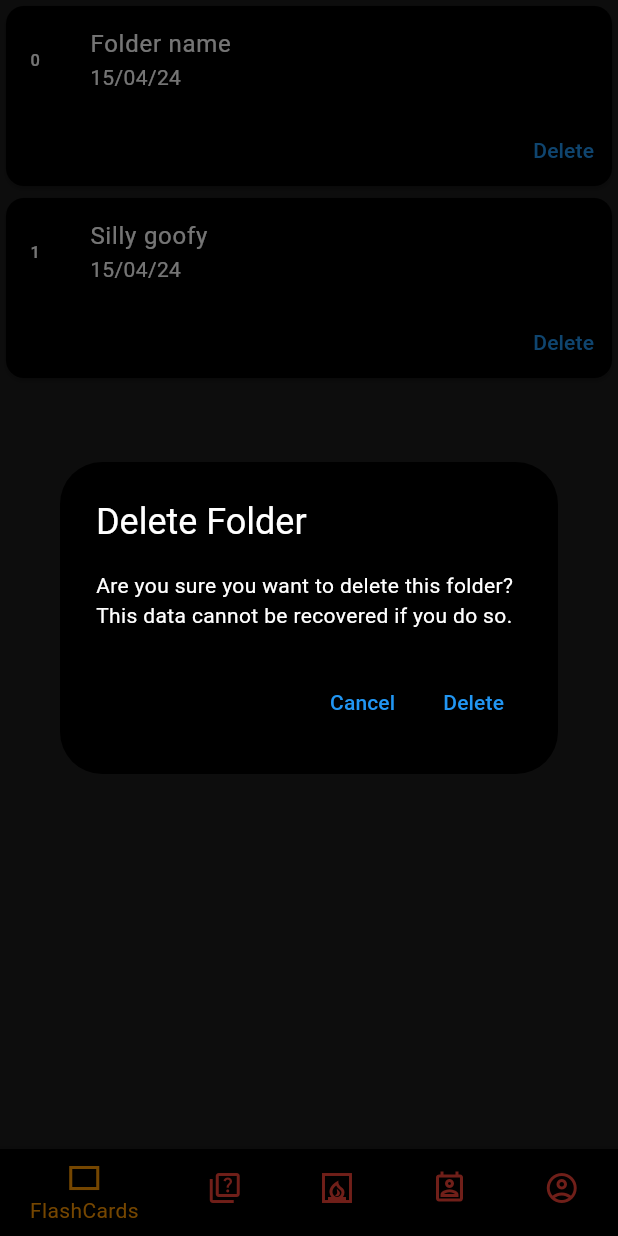
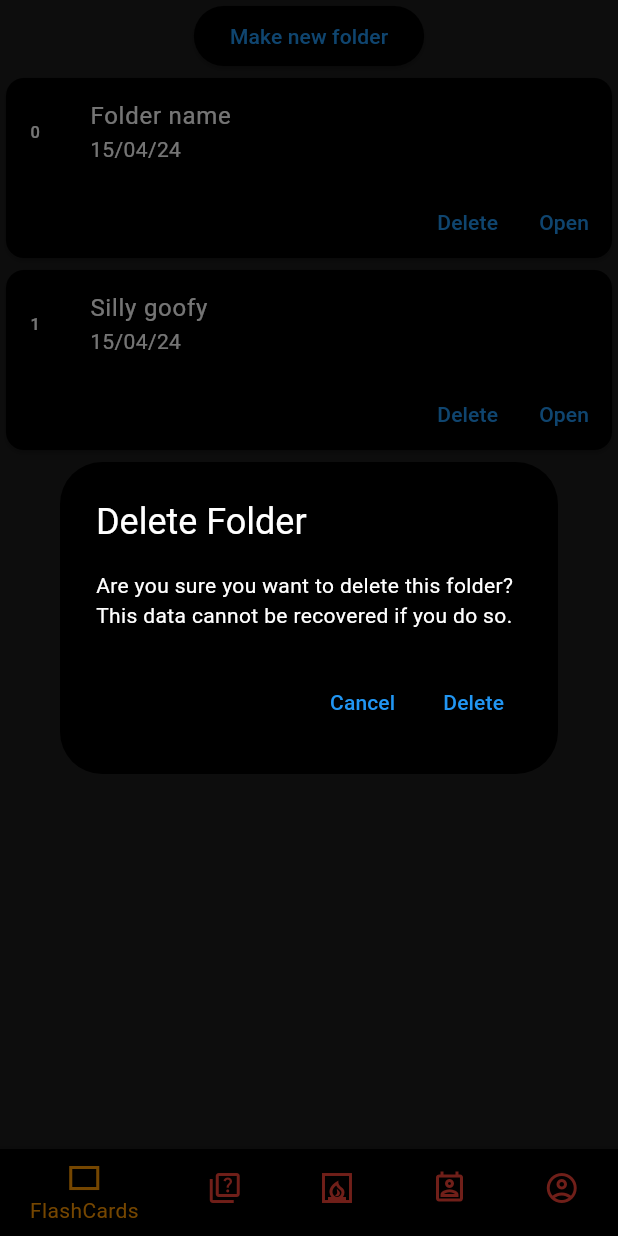
Before and after one commit to NeoFlutterDev/fire_time, a Flutter app: the screen it shows after launch, after a tap on "Delete", on a phone screen of 412 x 824 dp. Run offline on Flutter 3.47's test engine with Material 3 defaults, Android fonts, the light colour scheme and no system bars; our stand-ins replace hive, hive_flutter; accounts and stored records are empty.

Commit message:
git checkout

```diff
--- a/lib/flashcards.dart
+++ b/lib/flashcards.dart
@@ -1,14 +1,6 @@
 import 'package:fire_time/database.dart';
 import 'package:flutter/material.dart';
 import 'package:hive/hive.dart';
-
-class FlashCards extends StatefulWidget {
-  const FlashCards({super.key, required this.title});
-  final String title;
-
-  @override
-  State<FlashCards> createState() => _FlashCardsState();
-}
 
 folderList() {
   var folderCollection = [];
@@ -41,10 +33,21 @@ folderRemove(folderCollection, exclusion) {
   return updatedFolderCollection;
 }
 
+class FlashCards extends StatefulWidget {
+  const FlashCards({super.key, required this.title});
+  final String title;
+
+  @override
+  State<FlashCards> createState() => _FlashCardsState();
+}
+
 class _FlashCardsState extends State<FlashCards> {
+  var box = Hive.openBox("FlashCards");
   var folders = Hive.box("FlashCards");
   var folderCollection = folderList();
+
   @override
+
   Widget build(BuildContext context) {
     if (folders.length == 0) {
       return const Scaffold(
@@ -53,7 +56,58 @@ class _FlashCardsState extends State<FlashCards> {
         )
       );
     } else {
-      return ListView.builder(
+      return Scaffold(
+        body: Center(
+          child: Column(
+            children: <Widget> [
+              ElevatedButton(
+                onPressed:() => (
+                  showDialog(
+                    context: context,
+                    builder: (context) => AlertDialog(
+                      backgroundColor: Colors.black,
+                      title: const Text(
+                        'Folder creation',
+                        style: TextStyle(
+                          color: Colors.white
+                        )
+                      ),
+                      content:
+                        const TextField(
+                          decoration: InputDecoration(
+                            hintText: 'Enter folder name here',
+                            hintStyle: TextStyle(
+                              color: Colors.white
+                            )
+                          )
+                        ),
+                      actions: [
+                        TextButton(
+                          onPressed:() => Navigator.pop(context),
+                          child: const Text(
+                            'Cancel',
+                            style: TextStyle(
+                              color: Colors.blue
+                            )
+                          )
+                        )
+                      ],
+                    )
+                  )
+                ),
+                style: ElevatedButton.styleFrom(
+                  backgroundColor: Colors.black
+                ),
+                child: const Text(
+                  'Make new folder',
+                  style: TextStyle(
+                    color: Colors.blue
+                  )
+                )
+              ),
+              Expanded(
+                child:
+                ListView.builder(
                   itemCount: folders.length,
                   itemBuilder: (context, index) {
                     return Card(
@@ -113,11 +167,14 @@ class _FlashCardsState extends State<FlashCards> {
                                           onPressed:() => Navigator.pop(context),
                                         ),
                                         TextButton(
-                                onPressed: () => (
+                                          onPressed: () => {
                                             folderCollection = folderRemove(folderCollection, index),
                                             folderCollection = folderClean(folderCollection),
                                             updateFoldersDatabase(folders, folderCollection),
-                                ),
+                                            setState(() {}),
+                                            folderCollection = folderList(),
+                                            Navigator.pop(context)
+                                          },
                                           child: const Text(
                                             'Delete',
                                             style: TextStyle(
@@ -135,6 +192,22 @@ class _FlashCardsState extends State<FlashCards> {
                                     color: Colors.blue
                                   )
                                 )
+                              ),
+                              TextButton(
+                                onPressed:() => Navigator.push(
+                                  context, MaterialPageRoute(
+                                    builder: (context) => FlashCardFolder(
+                                      title: 'FlashCardFolder',
+                                      flashcards: folderCollection[index][2]
+                                      )
+                                    )
+                                  ),
+                                child: const Text(
+                                  'Open',
+                                  style: TextStyle(
+                                    color: Colors.blue
+                                  )
+                                )
                               )
                             ]
                           )
@@ -142,24 +215,44 @@ class _FlashCardsState extends State<FlashCards> {
                       )
                     );
                   }
+                )
+              )
+            ]
+          )
+        )
       );
     }
   }
 }
 
 class FlashCardFolder extends StatefulWidget {
-  const FlashCardFolder({super.key, required this.title});
   final String title;
+  final List<dynamic> flashcards;
+  const FlashCardFolder({super.key, required this.flashcards, required this.title});
 
   @override
   State<FlashCardFolder> createState() => _FlashCardFolderState();
 }
 
 class _FlashCardFolderState extends State<FlashCardFolder> {
+
   @override
   Widget build(BuildContext context) {
-    return const Scaffold(
+    return Scaffold(
       body: Center(
+        child: Column(
+          children: [
+            ListView.builder(
+              itemCount: widget.flashcards.length,
+              itemBuilder: (context, index) {
+                return Card(
+                  color: Colors.black,
+                  child: Text(widget.flashcards[0].toString())
+                );
+              },
+            )
+          ],
+        )
       )
     );
   }
--- a/lib/main.dart
+++ b/lib/main.dart
@@ -12,17 +12,14 @@ void main() async {
   final appDocumentDirectory = await getApplicationDocumentsDirectory();
   Hive.init(appDocumentDirectory.path);
   var folders = await Hive.openBox("FlashCards");
-  folders.put(0, ['Folder name', '15/04/24', ['UwU', 'a funny phrase']]);
-  folders.put(1, ['Silly goofy', '15/04/24', ['OwO', 'a funnier phrase']]);
-  //folders.delete(1);
-  //folders.delete(0);
+  folders.put(0, ['Folder name', '15/04/24', ['Macbeth quote', 'he murders a child']]);
+  folders.put(1, ['Silly goofy', '15/04/24', ['Banquo', 'Fly or smth']]);
   runApp(const MyApp());
 }
 
 class MyApp extends StatefulWidget {
   const MyApp({super.key});
 
-  // This widget is the root of your application.
   @override
   State<MyApp> createState() => _MyAppState();
 }
```
Also changed, not shown: lib/database.dart (+4 -5 lines). Lines whose indentation alone changed are shown as unchanged.
